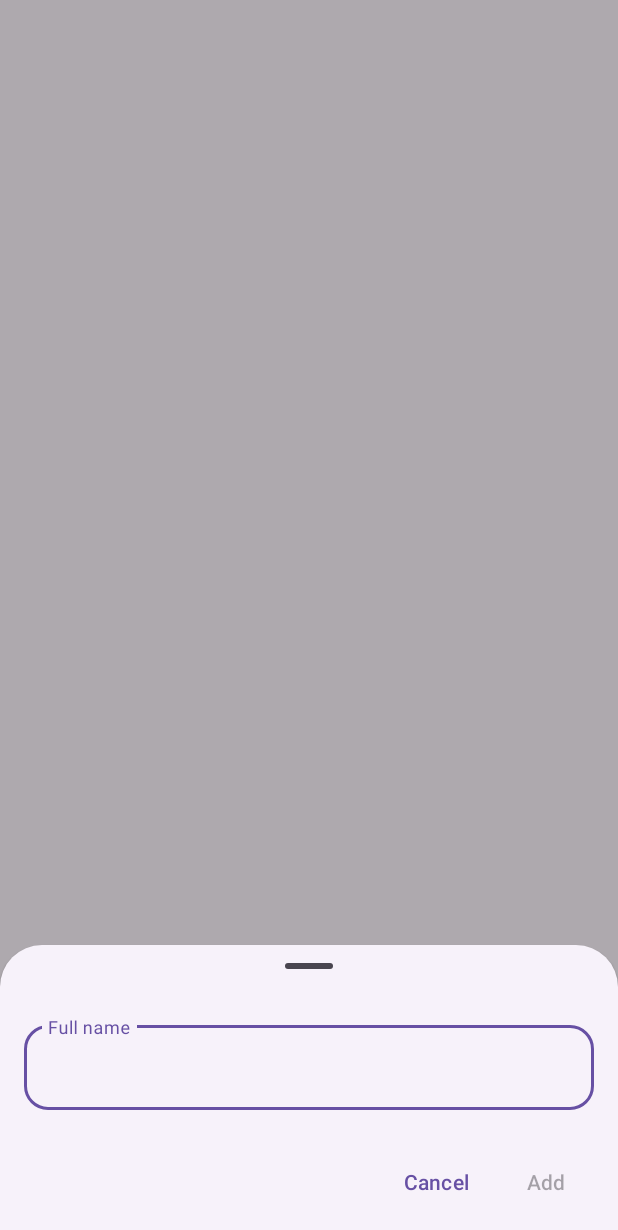
After one commit to mubashirpa/UserPayTracker, an Android app: the fragment AddVisitorBottomSheet shown on its own in the app's theme, on a phone screen of 412 x 824 dp. The commit adds this screen. Shown: the top 1230 px of the screen. Run offline under Robolectric (Android 15) with nearby library versions, the phone set to English and light mode, and no system bars.

Commit message:
feat: Implement Add Visitor Bottom Sheet

```diff
--- /dev/null
+++ b/app/src/main/java/com/example/userpaytracker/presentation/components/AddVisitorBottomSheet.kt
@@ -0,0 +1,63 @@
+package com.example.userpaytracker.presentation.components
+
+import android.os.Bundle
+import android.view.LayoutInflater
+import android.view.View
+import android.view.ViewGroup
+import androidx.core.widget.doOnTextChanged
+import com.example.userpaytracker.databinding.LayoutDialogAddVisitorBinding
+import com.google.android.material.bottomsheet.BottomSheetDialogFragment
+
+class AddVisitorBottomSheet : BottomSheetDialogFragment() {
+    private var _binding: LayoutDialogAddVisitorBinding? = null
+    private val binding get() = _binding!!
+
+    private var onAddVisitorClickListener: ((dialog: AddVisitorBottomSheet, name: String) -> Unit)? =
+        null
+
+    override fun onCreateView(
+        inflater: LayoutInflater,
+        container: ViewGroup?,
+        savedInstanceState: Bundle?,
+    ): View {
+        _binding = LayoutDialogAddVisitorBinding.inflate(inflater, container, false)
+        return binding.root
+    }
+
+    override fun onViewCreated(
+        view: View,
+        savedInstanceState: Bundle?,
+    ) {
+        super.onViewCreated(view, savedInstanceState)
+
+        binding.cancelButton.setOnClickListener {
+            dismiss()
+        }
+
+        binding.saveButton.setOnClickListener {
+            val name =
+                binding.nameField.editText
+                    ?.text
+                    .toString()
+            onAddVisitorClickListener?.invoke(this, name)
+        }
+
+        binding.nameField.editText?.doOnTextChanged { text, _, _, _ ->
+            binding.saveButton.isEnabled = text?.isNotBlank() == true
+        }
+    }
+
+    override fun onDestroy() {
+        super.onDestroy()
+        _binding = null
+    }
+
+    fun setOnAddVisitorClickListener(listener: (dialog: AddVisitorBottomSheet, name: String) -> Unit): AddVisitorBottomSheet {
+        onAddVisitorClickListener = listener
+        return this
+    }
+
+    companion object {
+        val TAG: String = AddVisitorBottomSheet::class.java.simpleName
+    }
+}
--- /dev/null
+++ b/app/src/main/res/layout/layout_dialog_add_visitor.xml
@@ -0,0 +1,52 @@
+<?xml version="1.0" encoding="utf-8"?>
+<androidx.constraintlayout.widget.ConstraintLayout xmlns:android="http://schemas.android.com/apk/res/android"
+    xmlns:app="http://schemas.android.com/apk/res-auto"
+    android:layout_width="match_parent"
+    android:layout_height="match_parent"
+    android:paddingHorizontal="16dp"
+    android:paddingBottom="12dp">
+
+    <com.google.android.material.bottomsheet.BottomSheetDragHandleView
+        android:id="@+id/drag_handle"
+        android:layout_width="0dp"
+        android:layout_height="wrap_content"
+        app:layout_constraintEnd_toEndOf="parent"
+        app:layout_constraintStart_toStartOf="parent"
+        app:layout_constraintTop_toTopOf="parent" />
+
+    <com.google.android.material.textfield.TextInputLayout
+        android:id="@+id/name_field"
+        android:layout_width="0dp"
+        android:layout_height="wrap_content"
+        android:hint="@string/full_name"
+        app:layout_constraintEnd_toEndOf="parent"
+        app:layout_constraintStart_toStartOf="parent"
+        app:layout_constraintTop_toBottomOf="@+id/drag_handle"
+        app:shapeAppearance="?attr/shapeAppearanceCornerLarge">
+
+        <com.google.android.material.textfield.TextInputEditText
+            android:layout_width="match_parent"
+            android:layout_height="wrap_content"
+            android:inputType="text"
+            android:maxLines="1" />
+    </com.google.android.material.textfield.TextInputLayout>
+
+    <Button
+        android:id="@+id/cancel_button"
+        android:layout_width="wrap_content"
+        android:layout_height="wrap_content"
+        android:layout_marginEnd="8dp"
+        android:text="@string/cancel"
+        app:layout_constraintEnd_toStartOf="@+id/save_button"
+        app:layout_constraintTop_toTopOf="@+id/save_button" />
+
+    <Button
+        android:id="@+id/save_button"
+        android:layout_width="wrap_content"
+        android:layout_height="wrap_content"
+        android:layout_marginTop="24dp"
+        android:enabled="false"
+        android:text="@string/add"
+        app:layout_constraintEnd_toEndOf="parent"
+        app:layout_constraintTop_toBottomOf="@+id/name_field" />
+</androidx.constraintlayout.widget.ConstraintLayout>
--- a/app/src/main/res/values/strings.xml
+++ b/app/src/main/res/values/strings.xml
@@ -2,6 +2,9 @@
     <string name="app_name">UserPayTracker</string>
     <string name="add_visitor">Add visitor</string>
     <string name="retry">Retry</string>
+    <string name="add">Add</string>
+    <string name="cancel">Cancel</string>
+    <string name="full_name">Full name</string>
 
     <!-- Screen titles -->
     <string name="title_home_screen">Users</string>
```
